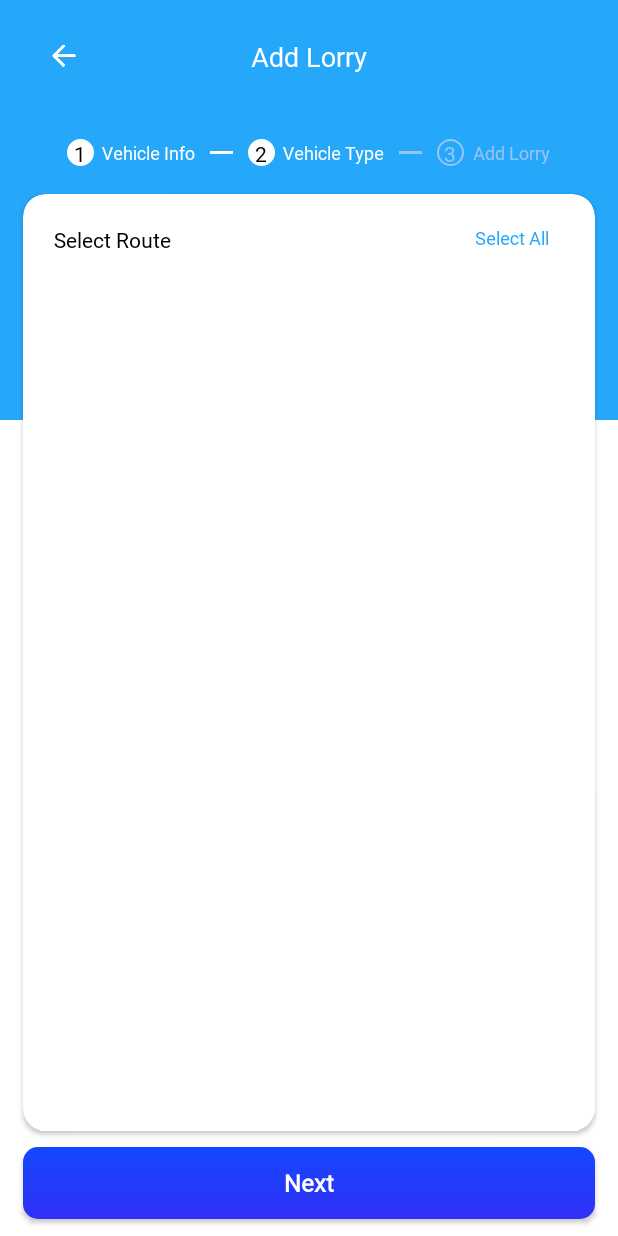
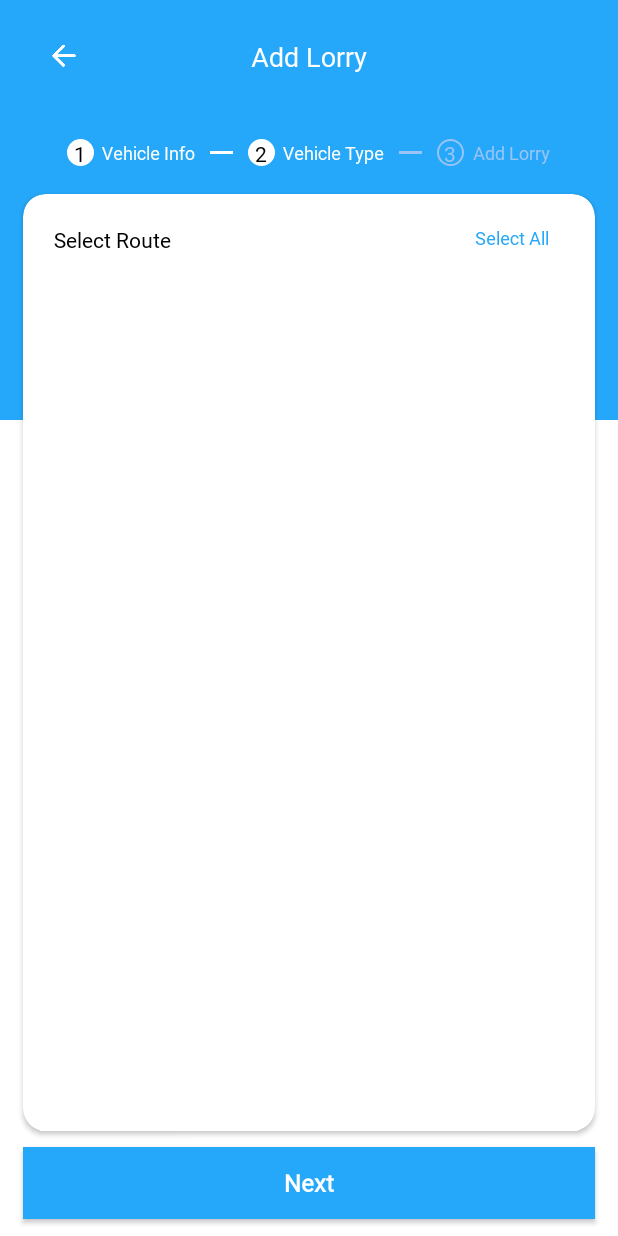
Before and after one commit to Vasanthdev2004/truck-lorry-app, an Android app: the AddLorryTwoActivity screen opened directly, with no data from a screen before it, on a phone screen of 412 x 824 dp. Run offline under Robolectric (Android 15) with nearby library versions, the phone set to English and light mode, and no system bars; our stand-ins replace ButterKnife.

Commit message:
color changes

```diff
--- a/app/src/main/res/layout/activity_add_lorry_two.xml
+++ b/app/src/main/res/layout/activity_add_lorry_two.xml
@@ -220,6 +220,7 @@
                 android:layout_height="wrap_content"
                 android:layout_marginStart="15dp"
                 android:layout_marginEnd="15dp"
+                android:background="#26A8FA"
                 android:gravity="center"
                 android:padding="5dp"
                 android:text="@string/next" />
--- a/app/src/main/res/layout/bid_layout.xml
+++ b/app/src/main/res/layout/bid_layout.xml
@@ -210,7 +210,7 @@
             android:layout_height="wrap_content"
             android:layout_marginStart="12dp"
             android:layout_marginEnd="12dp"
-            android:background="@drawable/rounded_button"
+            android:background="#26A8FA"
             android:gravity="center"
             android:padding="5dp"
             android:text="@string/bid"
--- a/app/src/main/res/layout/bottom_withdraw.xml
+++ b/app/src/main/res/layout/bottom_withdraw.xml
@@ -191,7 +191,7 @@
                     android:layout_marginStart="12dp"
                     android:layout_marginEnd="12dp"
                     android:layout_weight="1"
-                    android:background="@drawable/rounded_button"
+                    android:background="#26A8FA"
                     android:gravity="center"
                     android:text="@string/proceed"
                     android:textColor="@color/white"
--- a/app/src/main/res/layout/sendrview_layout.xml
+++ b/app/src/main/res/layout/sendrview_layout.xml
@@ -89,7 +89,7 @@
             android:layout_marginLeft="15dp"
             android:layout_marginRight="15dp"
             android:layout_marginBottom="5dp"
-            android:background="@drawable/rounded_button"
+            android:background="#26A8FA"
             android:gravity="center"
             android:text="@string/rate_to"
             android:textColor="@color/white"
```
